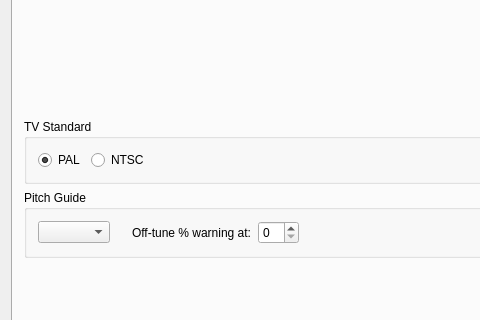
The window that mainwindow.ui (steux/tiatracker) describes before a commit, drawn with Qt 5; both pictures show x 0 to 480 and y 211 to 531 of the 1064 by 783 pixel window.
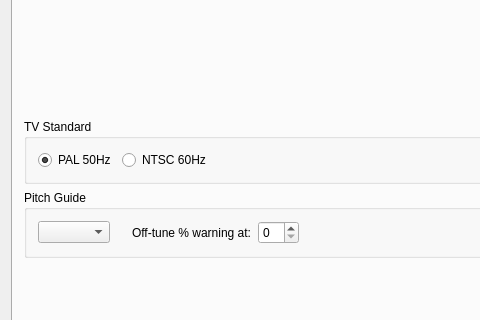
The same window after the commit. Icons and pictures are not drawn. Custom widgets are drawn as their Qt base class.

Commit message: switch PAL/NTSC works

Diff of the .ui file:
```diff
--- a/mainwindow.ui
+++ b/mainwindow.ui
@@ -1278,7 +1278,7 @@
            <item>
             <widget class="QRadioButton" name="radioButtonPal">
              <property name="text">
-              <string>PAL</string>
+              <string>PAL 50Hz</string>
              </property>
              <property name="checked">
               <bool>true</bool>
@@ -1288,7 +1288,7 @@
            <item>
             <widget class="QRadioButton" name="radioButtonNtsc">
              <property name="text">
-              <string>NTSC</string>
+              <string>NTSC 60Hz</string>
              </property>
             </widget>
            </item>
```
The commit also changes 7 other files.
